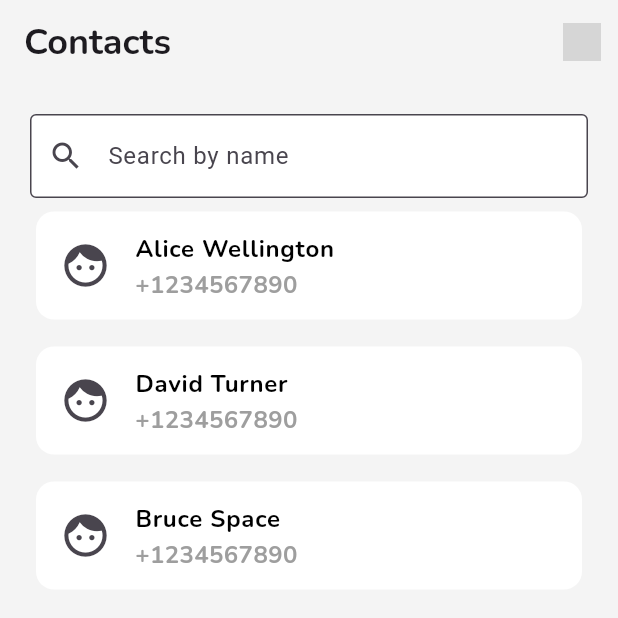
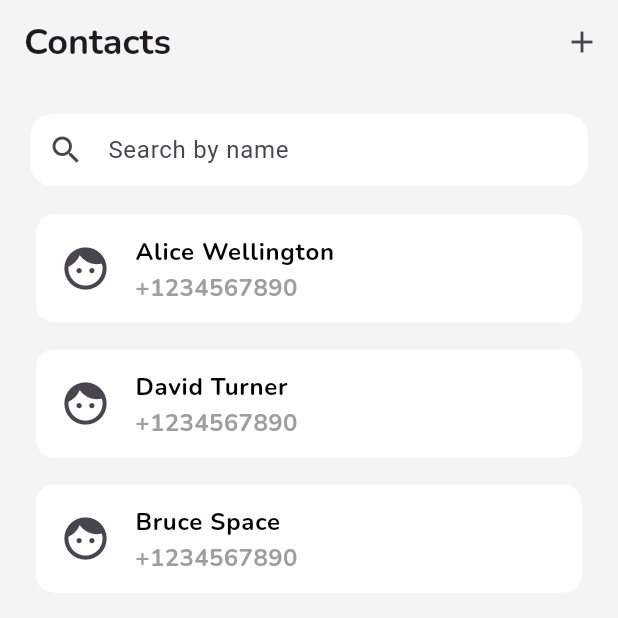
Before and after one commit to gunesserenay/flutter_contacts, a Flutter app: the screen it shows after launch, on a phone screen of 412 x 824 dp, the top half of it. Run offline on Flutter 3.47's test engine with Material 3 defaults, Android fonts, the phone set to English and light mode, and no system bars; our stand-ins replace google_fonts; grey boxes are pictures that could not be loaded.

Commit message:
New contact screen implementation

```diff
--- a/lib/screens/contacts.dart
+++ b/lib/screens/contacts.dart
@@ -1,14 +1,28 @@
 import 'package:flutter/material.dart';
 import 'package:flutter_contacts/data/dummy_data.dart';
 import 'package:flutter_contacts/model/contact.dart';
+import 'package:flutter_contacts/screens/new_contact.dart';
 import 'package:flutter_contacts/widgets/contact_item.dart';
 import 'package:flutter_contacts/widgets/no_contacts_widget.dart';
 import 'package:google_fonts/google_fonts.dart';
 
-class Contacts extends StatelessWidget {
+class Contacts extends StatefulWidget {
   const Contacts({super.key});
 
+  @override
+  State<Contacts> createState() => _ContactsState();
+}
+
+class _ContactsState extends State<Contacts> {
   final List<Contact> _contacts = contacts;
+
+  void _openAddNewContactOverlay() {
+    showModalBottomSheet(
+        useSafeArea: true,
+        isScrollControlled: true,
+        context: context,
+        builder: (ctx) => const AddNewContact());
+  }
 
   @override
   Widget build(BuildContext context) {
@@ -26,12 +40,9 @@ class Contacts extends StatelessWidget {
       appBar: AppBar(
         actions: [
           IconButton(
-              onPressed: () {},
-              icon: Image.asset(
-                'assets/images/add.png',
-                width: 25,
-                height: 25,
-              ))
+            onPressed: _openAddNewContactOverlay,
+            icon: const Icon(Icons.add),
+          )
         ],
         backgroundColor: (const Color.fromARGB(255, 244, 244, 244)),
         centerTitle: false,
@@ -45,12 +56,22 @@ class Contacts extends StatelessWidget {
         child: Column(children: [
           TextField(
             onChanged: (value) {},
-            decoration: const InputDecoration(
-                border: OutlineInputBorder(),
-                fillColor: Colors.white,
-                filled: true,
-                hintText: 'Search by name',
-                prefixIcon: Icon(Icons.search)),
+            keyboardType: TextInputType.text,
+            decoration: InputDecoration(
+              hintText: 'Search by name',
+              prefixIcon: const Icon(Icons.search),
+              filled: true,
+              fillColor: Colors.white,
+              contentPadding:
+                  const EdgeInsets.symmetric(vertical: 10.0, horizontal: 20.0),
+              border: OutlineInputBorder(
+                borderRadius: BorderRadius.circular(15.0),
+                borderSide: BorderSide.none, // Kenarlık yok
+              ),
+            ),
+          ),
+          const SizedBox(
+            height: 10,
           ),
           content
         ]),
```
Also changed, not shown: lib/screens/new_contact.dart (added, +84 -0 lines), lib/widgets/new_contact_text_field.dart (added, +47 -0 lines).
